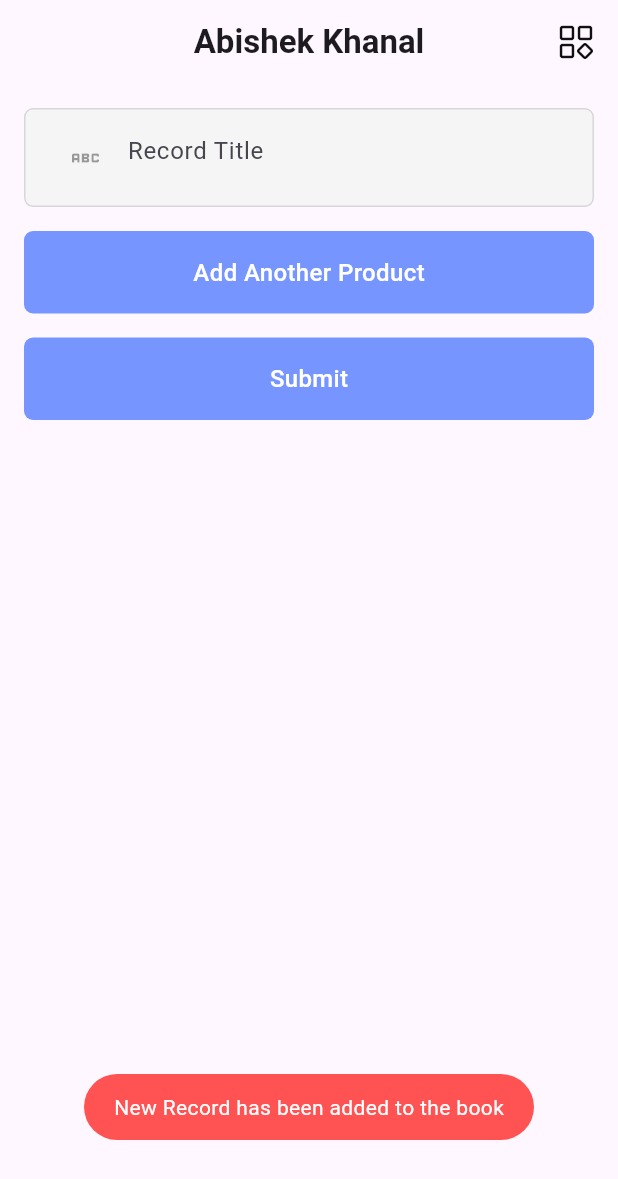
After one commit to digigoldbook/dg-mb-app, a Flutter app: the GoldFAB screen opened by its route, after a tap on "Add Another Product", after a tap on the "delete" icon, after a tap on "Submit", on a phone screen of 412 x 824 dp. The commit adds this screen. Shown: the top 1179 px of the screen. Run offline on Flutter 3.47's test engine with Material 3 defaults, Android fonts, the phone set to English and light mode, and no system bars; our stand-ins replace animated_bottom_navigation_bar, avatar_glow, dio, easy_stepper, equatable, flutter_bloc and 9 more; accounts and stored records are empty; network calls fail.

Commit message:
Gold Deposit Feature

```diff
--- a/lib/components/config/app_routes.dart
+++ b/lib/components/config/app_routes.dart
@@ -8,6 +8,7 @@ import '../../services/estimation/pages/time_estimation_cal.dart';
 import '../../services/pages/percentage_convert.dart';
 import '../../services/pages/unit_converter.dart';
 import '../../shop_screen/features/gold_deposit/pages/gold_deposit.dart';
+import '../../shop_screen/features/gold_deposit/widgets/gold_fab.dart';
 import '../../shop_screen/pages/shop_details_page.dart';
 import '../../shop_screen/pages/shop_page.dart';
 import '../../splash/pages/splash_page.dart';
@@ -69,5 +70,10 @@ final GoRouter appRoutes = GoRouter(
       name: "gold-deposit",
       builder: (context, state) => const GoldDeposit(),
     ),
+    GoRoute(
+      path: '/add-gold-deposit-record',
+      name: "add-gold-deposit-record",
+      builder: (context, state) => const GoldFAB(),
+    ),
   ],
 );
--- /dev/null
+++ b/lib/components/utils/app_service.dart
@@ -0,0 +1,59 @@
+import 'package:dio/dio.dart';
+import 'package:flutter_dotenv/flutter_dotenv.dart';
+
+import '../../../../auth/sign_in/hive/token_storage.dart';
+
+class HttpService {
+  final Dio _dio = Dio();
+  String url = dotenv.env['URL'] ?? '';
+
+  HttpService() {
+    _dio.options = BaseOptions(
+      baseUrl: url,
+      connectTimeout: const Duration(seconds: 10),
+      receiveTimeout: const Duration(seconds: 10),
+      headers: {
+        'Content-Type': 'application/json',
+      },
+    );
+
+    _dio.interceptors.add(InterceptorsWrapper(
+      onRequest: (options, handler) async {
+        final accessToken = await TokenStorage.getAccessToken();
+        if (accessToken != null) {
+          options.headers['Authorization'] = 'Bearer $accessToken';
+        }
+        return handler.next(options);
+      },
+      onResponse: (response, handler) {
+        return handler.next(response);
+      },
+      onError: (DioException e, handler) async {
+        if (e.response?.statusCode == 401) {}
+        return handler.next(e);
+      },
+    ));
+  }
+
+  Future<Response> get(
+    String path, {
+    Map<String, dynamic>? queryParameters,
+  }) async {
+    try {
+      return await _dio.get(path, queryParameters: queryParameters);
+    } catch (e) {
+      rethrow;
+    }
+  }
+
+  Future<Response> post(
+    String path, {
+    Map<String, dynamic>? data,
+  }) async {
+    try {
+      return await _dio.post(path, data: data);
+    } catch (e) {
+      rethrow;
+    }
+  }
+}
--- /dev/null
+++ b/lib/shop_screen/features/gold_deposit/services/gold_deposite_service.dart
@@ -0,0 +1,36 @@
+import '../../../../components/utils/app_service.dart';
+import '../model/gold_deposit_model.dart';
+
+class Golddepositservice {
+  final HttpService _httpService = HttpService();
+
+  Future<GoldDepositModel> fetchItems() async {
+    try {
+      final response = await _httpService.get("/gold-deposit/");
+      if (response.statusCode == 200) {
+        return GoldDepositModel.fromJson(response.data);
+      } else {
+        throw 'Failed to Fetch Data';
+      }
+    } catch (error) {
+      throw "Error: $error";
+    }
+  }
+
+  Future<void> submitGoldDeposit(Map<String, dynamic> data) async {
+    try {
+      final response = await _httpService.post('/gold-deposit/', data: data);
+
+      if (response.statusCode == 201) {
+        // Handle success
+        print('Success: ${response.data}');
+      } else {
+        // Handle non-success status codes
+        print('Error: ${response.statusCode}');
+      }
+    } catch (e) {
+      // Handle network or other errors
+      print('Exception: $e');
+    }
+  }
+}
--- /dev/null
+++ b/lib/shop_screen/features/gold_deposit/widgets/gold_fab.dart
@@ -0,0 +1,217 @@
+import 'package:flutter/material.dart';
+import 'package:gap/gap.dart';
+import '../../../../components/utils/toast_utils.dart';
+import '../../../../components/widget/app_bar.dart';
+import '../../../../components/widget/btn_widget.dart';
+import '../../../../components/widget/text_field_widget.dart';
+import '../services/gold_deposite_service.dart';
+
+class GoldFAB extends StatefulWidget {
+  const GoldFAB({super.key});
+
+  @override
+  State<GoldFAB> createState() => _GoldFABState();
+}
+
+class _GoldFABState extends State<GoldFAB> {
+  final TextEditingController _postTitle = TextEditingController();
+  List<ProductFields> productList = [];
+  bool _isLoading = false;
+  String? _errorMessage;
+
+  @override
+  Widget build(BuildContext context) {
+    return Scaffold(
+      appBar: customAppBar(),
+      body: Padding(
+        padding: const EdgeInsets.all(16.0),
+        child: ListView(
+          children: [
+            // Title for the record
+            TextFieldWidget(
+              controller: _postTitle,
+              inputType: TextInputType.text,
+              hintText: "Record Title",
+              prefixIcon: Icons.abc,
+            ),
+            const Gap(16),
+
+            // List of product sections
+            ...List.generate(productList.length, (index) {
+              return Column(
+                crossAxisAlignment: CrossAxisAlignment.start,
+                children: [
+                  // Product heading (Product 1, Product 2, etc.)
+                  Text(
+                    'Product ${index + 1}',
+                    style: const TextStyle(
+                      fontWeight: FontWeight.bold,
+                      fontSize: 18,
+                    ),
+                  ),
+                  const Gap(8),
+                  // Product title field
+                  TextFieldWidget(
+                    controller: productList[index].productTitleController,
+                    inputType: TextInputType.text,
+                    hintText: "Product Title",
+                    prefixIcon: Icons.abc,
+                  ),
+                  const Gap(16),
+
+                  // Product amount field
+                  TextFieldWidget(
+                    controller: productList[index].productAmtController,
+                    inputType: TextInputType.number,
+                    hintText: "Amount",
+                    prefixIcon: Icons.currency_rupee_sharp,
+                  ),
+                  const Gap(16),
+
+                  // Row for period and period unit
+                  Row(
+                    children: [
+                      // Period field
+                      Expanded(
+                        child: TextFieldWidget(
+                          controller: productList[index].periodController,
+                          inputType: TextInputType.number,
+                          hintText: "Period",
+                          prefixIcon: Icons.watch_later_outlined,
+                        ),
+                      ),
+                      const Gap(16),
+                      // Dropdown for period unit
+                      Expanded(
+                        child: DropdownButton<String>(
+                          isExpanded: true,
+                          value: productList[index].periodUnit,
+                          onChanged: (String? newValue) {
+                            setState(() {
+                              productList[index].periodUnit = newValue!;
+                            });
+                          },
+                          items: <String>['month', 'year']
+                              .map<DropdownMenuItem<String>>((String value) {
+                            return DropdownMenuItem<String>(
+                              value: value,
+                              child: Text(value),
+                            );
+                          }).toList(),
+                        ),
+                      ),
+                    ],
+                  ),
+                  const Gap(16),
+
+                  // Product rate field
+                  TextFieldWidget(
+                    controller: productList[index].rateController,
+                    inputType: TextInputType.number,
+                    hintText: "Rate",
+                    prefixIcon: Icons.percent,
+                  ),
+                  const Gap(16),
+
+                  // Delete button for each product
+                  Align(
+                    alignment: Alignment.centerRight,
+                    child: IconButton(
+                      icon: const Icon(Icons.delete, color: Colors.red),
+                      onPressed: () {
+                        setState(() {
+                          productList.removeAt(index);
+                        });
+                      },
+                    ),
+                  ),
+                  const Divider(),
+                ],
+              );
+            }),
+
+            // Add Another Product button
+            BtnWidget(
+              btnText: "Add Another Product",
+              onTap: () {
+                setState(() {
+                  productList.add(ProductFields());
+                });
+              },
+            ),
+            const Gap(16),
+
+            // Main submit button for the entire form
+            BtnWidget(
+              btnText: "Submit",
+              onTap: () {
+                _submitForm();
+              },
+            ),
+            if (_isLoading)
+              const Center(
+                child: CircularProgressIndicator(),
+              ),
+            if (_errorMessage != null)
+              Padding(
+                padding: const EdgeInsets.only(top: 16.0),
+                child: Text(
+                  _errorMessage!,
+                  style: const TextStyle(color: Colors.red, fontSize: 16),
+                ),
+              ),
+          ],
+        ),
+      ),
+    );
+  }
+
+  Future<void> _submitForm() async {
+    setState(() {
+      _isLoading = true;
+      _errorMessage = null;
+    });
+
+    final postTitle = _postTitle.text;
+
+    final items = productList.map((product) {
+      return {
+        'product_title': product.productTitleController.text,
+        'product_amt':
+            double.tryParse(product.productAmtController.text) ?? 0.0,
+        'period': int.tryParse(product.periodController.text) ?? 0,
+        'period_unit': product.periodUnit, // Use the selected period unit
+        'rate': double.tryParse(product.rateController.text) ?? 0.0,
+      };
+    }).toList();
+
+    final requestBody = {
+      'userId': 3,
+      'post_title': postTitle,
+      'items': items,
+    };
+
+    final goldDepositService = Golddepositservice();
+    try {
+      await goldDepositService.submitGoldDeposit(requestBody);
+      showToast("New Record has been added to the book");
+    } catch (e) {
+      setState(() {
+        _errorMessage = 'Failed to submit gold deposit: $e';
+      });
+    } finally {
+      setState(() {
+        _isLoading = false;
+      });
+    }
+  }
+}
+
+// A helper class to maintain product-related controllers
+class ProductFields {
+  TextEditingController productTitleController = TextEditingController();
+  TextEditingController productAmtController = TextEditingController();
+  TextEditingController periodController = TextEditingController();
+  TextEditingController rateController = TextEditingController();
+  String periodUnit = 'month'; // Default value
+}
--- a/pubspec.yaml
+++ b/pubspec.yaml
@@ -25,6 +25,7 @@ dependencies:
   flutter_dotenv: ^5.1.0
   flutter_slidable: ^3.1.1
   lottie: ^3.1.2
+  intl: ^0.19.0
 
 dev_dependencies:
   flutter_test:
```
Also changed, not shown: lib/shop_screen/features/gold_deposit/bloc/list_gold_deposit_bloc.dart (added, +24 -0 lines), lib/shop_screen/features/gold_deposit/bloc/list_gold_deposit_event.dart (added, +10 -0 lines), lib/shop_screen/features/gold_deposit/bloc/list_gold_deposit_state.dart (added, +32 -0 lines), lib/shop_screen/features/gold_deposit/model/gold_deposit_model.dart (added, +137 -0 lines), lib/shop_screen/features/gold_deposit/pages/gold_deposit.dart (+7 -104 lines), lib/shop_screen/features/gold_deposit/widgets/gold_item_display.dart (added, +102 -0 lines), pubspec.lock.
